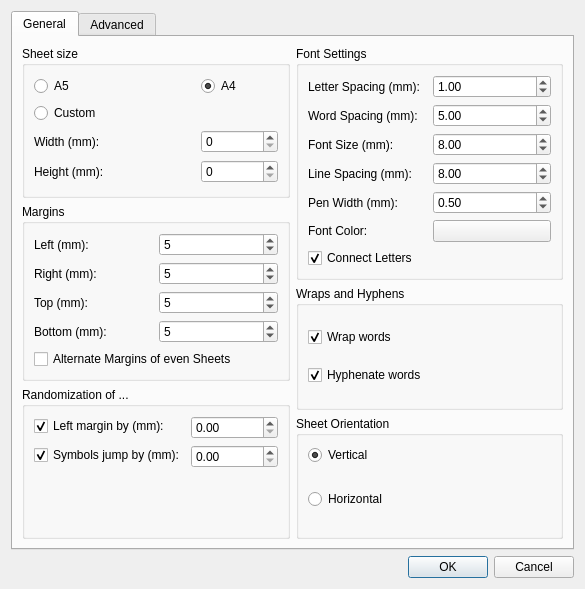
Qt form preferencesdialog.ui (aizenbit/Scribbler) before a commit.
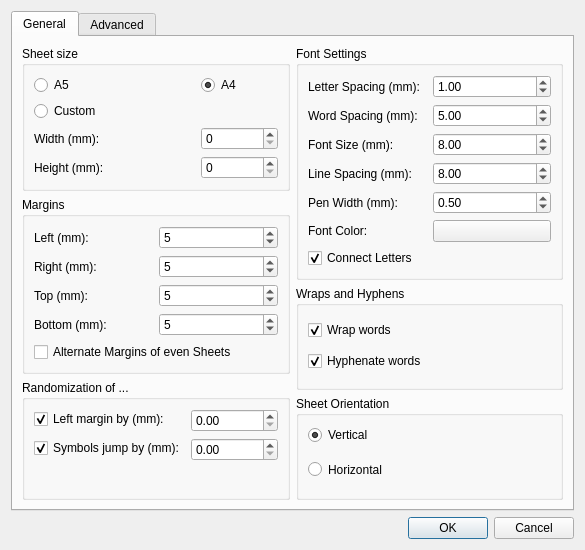
The same form after that commit.

What changed in the file:
```diff
--- a/preferencesdialog.ui
+++ b/preferencesdialog.ui
@@ -7,7 +7,7 @@
     <x>0</x>
     <y>0</y>
     <width>585</width>
-    <height>589</height>
+    <height>550</height>
    </rect>
   </property>
   <property name="windowTitle">
```
